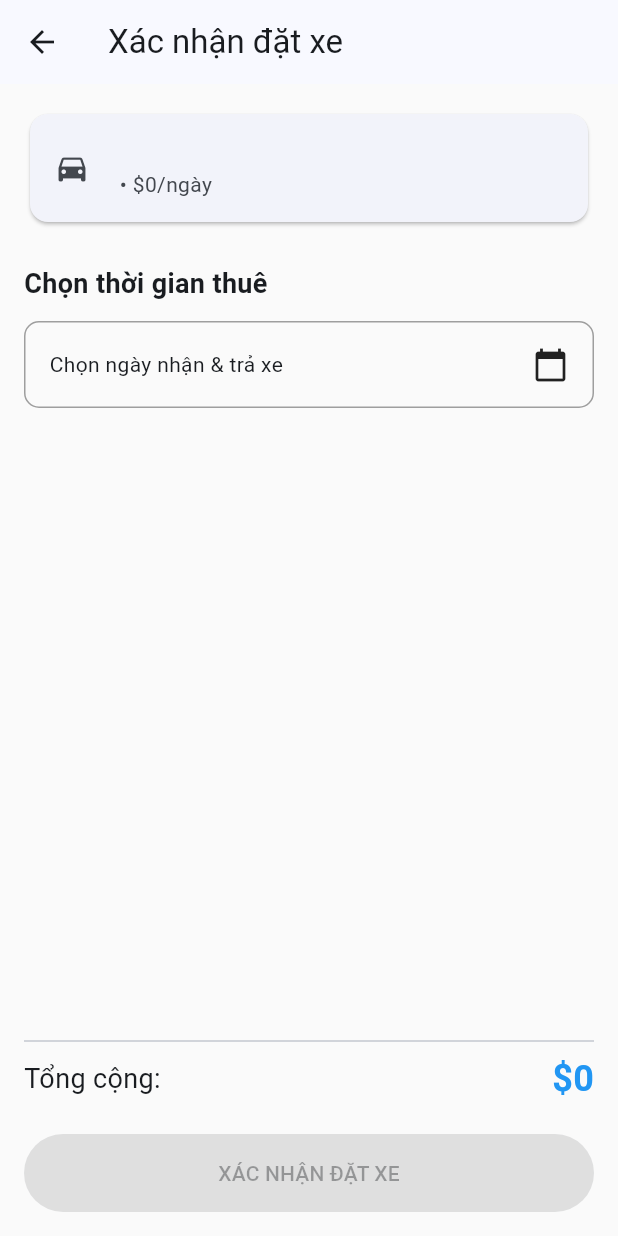
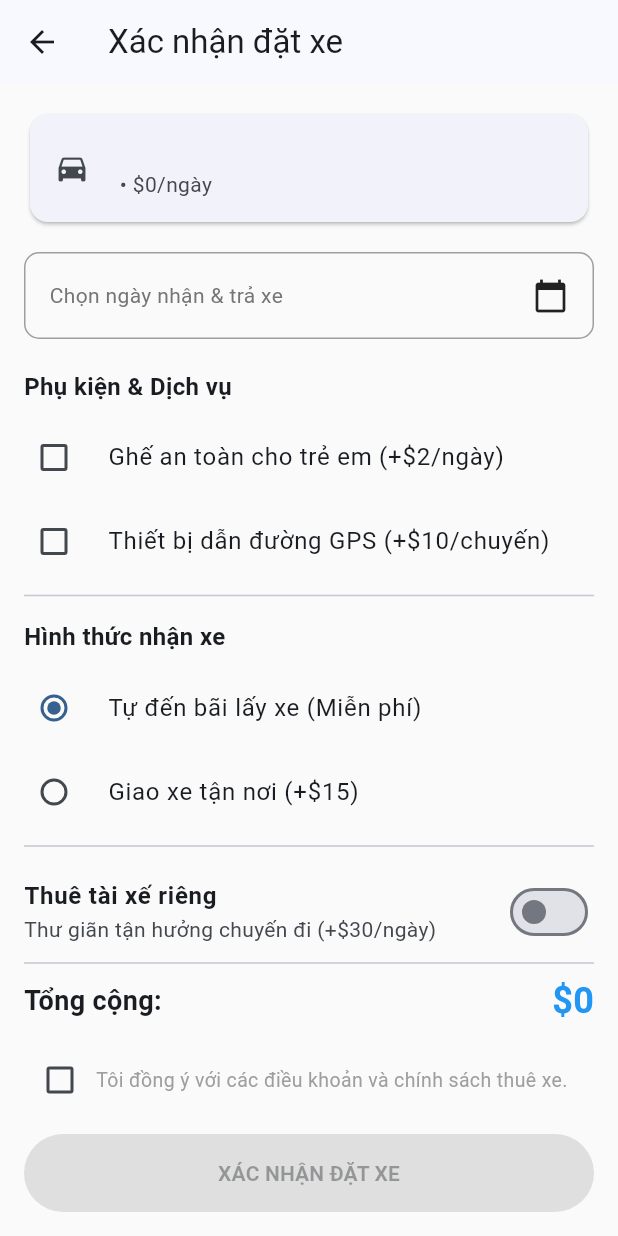
Before and after one commit to Phuc0705/ThueXeApp, a Flutter app: the BookingPage screen opened directly with empty values, on a phone screen of 412 x 824 dp. Run offline on Flutter 3.47's test engine with Material 3 defaults, Android fonts, the phone set to English and light mode, and no system bars; our stand-ins replace dartz, equatable, flutter_bloc, flutter_dotenv, get_it, image_picker and 2 more; accounts and stored records are empty.

Commit message:
Cập nhật tính năng đặt xe
Đã bổ sung các tùy chọn: ghế em bé, thiết bị định vị GPS, phương thức giao xe và thuê tài xế. Cập nhật cách tính tổng tiền để bao gồm các tùy chọn này, đồng thời thêm ô xác nhận đồng ý với các điều khoản và điều kiện trước khi tiếp tục.

```diff
--- a/lib/features/booking/presentation/pages/booking_page.dart
+++ b/lib/features/booking/presentation/pages/booking_page.dart
@@ -25,6 +25,16 @@ class BookingPage extends StatefulWidget {
 class _BookingPageState extends State<BookingPage> {
   DateTimeRange? _selectedDateRange;
 
+  // 1. Phụ kiện
+  bool _addBabySeat = false;
+  bool _addGPS = false;
+  // 2. Hình thức nhận xe (0: Tự lấy, 1: Giao tận nơi)
+  int _deliveryMethod = 0;
+  // 3. Thuê tài xế
+  bool _withDriver = false;
+  // 4. Điều khoản
+  bool _isAgreedToTerms = false;
+
   void _selectDateRange() async {
     final DateTimeRange? picked = await showDateRangePicker(
       context: context,
@@ -42,7 +52,19 @@ class _BookingPageState extends State<BookingPage> {
   double _calculateTotal() {
     if (_selectedDateRange == null) return 0;
     final days = _selectedDateRange!.duration.inDays + 1;
-    return days * widget.car.pricePerDay;
+    double total = days * widget.car.pricePerDay;
+
+    // Phụ kiện & Dịch vụ đi kèm
+    if (_addBabySeat) total += (days * 2.0); // 2$/ngày
+    if (_addGPS) total += 10.0; // 10$ trọn gói
+
+    // Hình thức nhận xe
+    if (_deliveryMethod == 1) total += 15.0; // Phí giao xe 15$
+
+    // Thuê tài xế
+    if (_withDriver) total += (days * 30.0); // 30$/ngày
+
+    return total;
   }
 
   @override
@@ -52,20 +74,17 @@ class _BookingPageState extends State<BookingPage> {
       body: BlocConsumer<BookingBloc, BookingState>(
         listener: (context, state) {
           if (state is BookingSuccess) {
-            // Trigger refresh cho CarBloc để đồng bộ trạng thái xe
             context.read<CarBloc>().add(FetchCarsEvent());
-
             ScaffoldMessenger.of(context).showSnackBar(
-              const SnackBar(content: Text('Đặt xe thành công!')),
+              const SnackBar(content: Text('Đặt xe thành công!'), backgroundColor: Colors.green),
             );
-            // Sau khi đặt thành công, chuyển hướng người dùng đến trang Lịch sử
             Navigator.pushReplacement(
               context,
               MaterialPageRoute(builder: (context) => const BookingHistoryPage()),
             );
           } else if (state is BookingError) {
             ScaffoldMessenger.of(context).showSnackBar(
-              SnackBar(content: Text(state.message)),
+              SnackBar(content: Text(state.message), backgroundColor: Colors.red),
             );
           }
         },
@@ -84,9 +103,7 @@ class _BookingPageState extends State<BookingPage> {
                     subtitle: Text('${widget.car.brand} • \$${widget.car.pricePerDay.toStringAsFixed(0)}/ngày'),
                   ),
                 ),
-                const SizedBox(height: 24),
-                const Text('Chọn thời gian thuê', style: TextStyle(fontSize: 18, fontWeight: FontWeight.bold)),
-                const SizedBox(height: 12),
+                const SizedBox(height: 16),
                 InkWell(
                   onTap: _selectDateRange,
                   child: Container(
@@ -102,29 +119,111 @@ class _BookingPageState extends State<BookingPage> {
                           _selectedDateRange == null
                               ? 'Chọn ngày nhận & trả xe'
                               : '${DateFormat('dd/MM/yyyy').format(_selectedDateRange!.start)} - ${DateFormat('dd/MM/yyyy').format(_selectedDateRange!.end)}',
+                          style: TextStyle(
+                            color: _selectedDateRange == null ? Colors.grey[600] : Colors.black,
+                            fontWeight: _selectedDateRange == null ? FontWeight.normal : FontWeight.bold,
+                          ),
                         ),
                         const Icon(Icons.calendar_today),
                       ],
                     ),
                   ),
                 ),
-                const Spacer(),
+                const SizedBox(height: 12),
+
+                // Sử dụng Expanded ListView để không bị tràn màn hình khi có nhiều lựa chọn
+                Expanded(
+                  child: ListView(
+                    children: [
+                      // Tính năng 1: Phụ kiện
+                      const Padding(
+                        padding: EdgeInsets.symmetric(vertical: 8.0),
+                        child: Text('Phụ kiện & Dịch vụ', style: TextStyle(fontWeight: FontWeight.bold, fontSize: 16)),
+                      ),
+                      CheckboxListTile(
+                        title: const Text('Ghế an toàn cho trẻ em (+\$2/ngày)'),
+                        value: _addBabySeat,
+                        contentPadding: EdgeInsets.zero,
+                        controlAffinity: ListTileControlAffinity.leading,
+                        onChanged: (bool? value) => setState(() => _addBabySeat = value ?? false),
+                      ),
+                      CheckboxListTile(
+                        title: const Text('Thiết bị dẫn đường GPS (+\$10/chuyến)'),
+                        value: _addGPS,
+                        contentPadding: EdgeInsets.zero,
+                        controlAffinity: ListTileControlAffinity.leading,
+                        onChanged: (bool? value) => setState(() => _addGPS = value ?? false),
+                      ),
+                      const Divider(),
+
+                      // Tính năng 2: Hình thức nhận xe
+                      const Padding(
+                        padding: EdgeInsets.symmetric(vertical: 8.0),
+                        child: Text('Hình thức nhận xe', style: TextStyle(fontWeight: FontWeight.bold, fontSize: 16)),
+                      ),
+                      RadioListTile<int>(
+                        title: const Text('Tự đến bãi lấy xe (Miễn phí)'),
+                        value: 0,
+                        groupValue: _deliveryMethod,
+                        contentPadding: EdgeInsets.zero,
+                        onChanged: (int? value) => setState(() => _deliveryMethod = value!),
+                      ),
+                      RadioListTile<int>(
+                        title: const Text('Giao xe tận nơi (+\$15)'),
+                        value: 1,
+                        groupValue: _deliveryMethod,
+                        contentPadding: EdgeInsets.zero,
+                        onChanged: (int? value) => setState(() => _deliveryMethod = value!),
+                      ),
+                      const Divider(),
+
+                      // Tính năng 3: Thuê tài xế
+                      SwitchListTile(
+                        title: const Text('Thuê tài xế riêng', style: TextStyle(fontWeight: FontWeight.bold, fontSize: 16)),
+                        subtitle: const Text('Thư giãn tận hưởng chuyến đi (+\$30/ngày)'),
+                        value: _withDriver,
+                        contentPadding: EdgeInsets.zero,
+                        activeColor: Colors.blue,
+                        onChanged: (bool value) => setState(() => _withDriver = value),
+                      ),
+                    ],
+                  ),
+                ),
+
                 const Divider(),
                 Row(
                   mainAxisAlignment: MainAxisAlignment.spaceBetween,
                   children: [
-                    const Text('Tổng cộng:', style: TextStyle(fontSize: 18)),
+                    const Text('Tổng cộng:', style: TextStyle(fontSize: 18, fontWeight: FontWeight.bold)),
                     Text(
                       '\$${_calculateTotal().toStringAsFixed(0)}',
                       style: const TextStyle(fontSize: 24, fontWeight: FontWeight.bold, color: Colors.blue),
                     ),
                   ],
                 ),
-                const SizedBox(height: 20),
+                const SizedBox(height: 12),
+
+                // Tính năng 4: Đồng ý điều khoản
+                Row(
+                  children: [
+                    Checkbox(
+                      value: _isAgreedToTerms,
+                      onChanged: (bool? value) => setState(() => _isAgreedToTerms = value ?? false),
+                    ),
+                    const Expanded(
+                      child: Text(
+                        'Tôi đồng ý với các điều khoản và chính sách thuê xe.',
+                        style: TextStyle(fontSize: 13, color: Colors.grey),
+                      ),
+                    ),
+                  ],
+                ),
+                const SizedBox(height: 12),
+
                 SizedBox(
                   width: double.infinity,
                   child: ElevatedButton(
-                    onPressed: (_selectedDateRange != null && state is! BookingLoading)
+                    onPressed: (_selectedDateRange != null && _isAgreedToTerms && state is! BookingLoading)
                         ? () {
                       if (authState is Authenticated) {
                         Navigator.push(
@@ -142,7 +241,7 @@ class _BookingPageState extends State<BookingPage> {
                         );
                       } else {
                         ScaffoldMessenger.of(context).showSnackBar(
-                                const SnackBar(content: Text('Vui lòng đăng nhập để đặt xe')),
+                          const SnackBar(content: Text('Vui lòng đăng nhập trước khi đặt xe!')),
                         );
                       }
                     }
@@ -154,7 +253,7 @@ class _BookingPageState extends State<BookingPage> {
                     ),
                     child: state is BookingLoading
                         ? const CircularProgressIndicator(color: Colors.white)
-                        : const Text('XÁC NHẬN ĐẶT XE'),
+                        : const Text('XÁC NHẬN ĐẶT XE', style: TextStyle(fontWeight: FontWeight.bold)),
                   ),
                 ),
               ],
```
Lines whose indentation alone changed are shown as unchanged.
